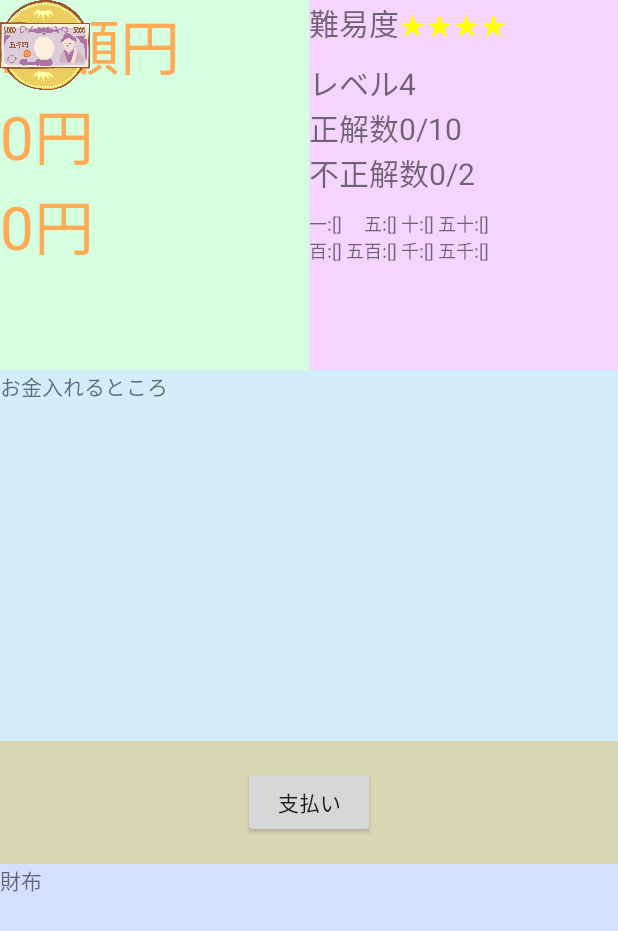
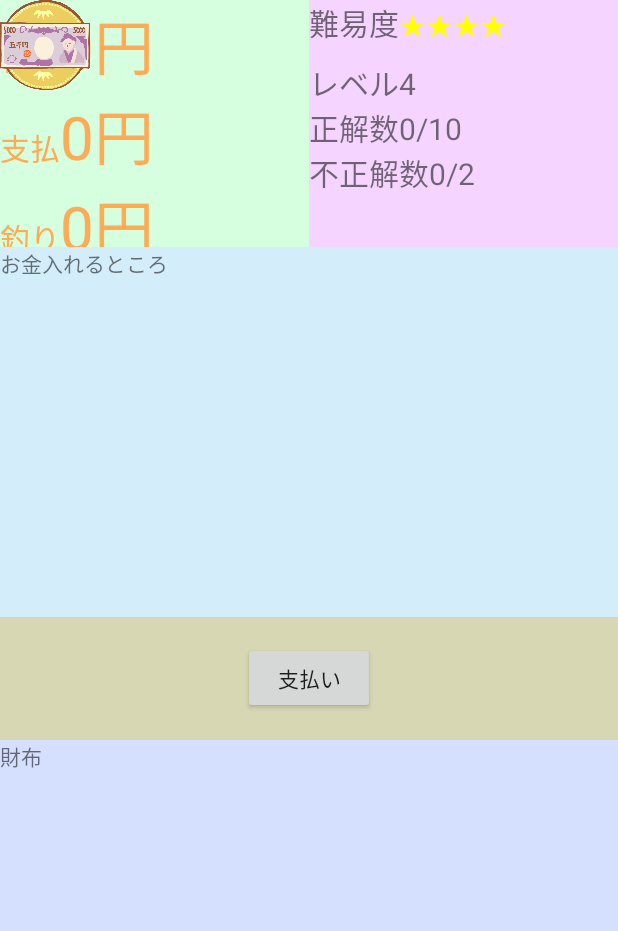
Before and after one commit to KIRIN3git/ChangeGame, an Android app: the GameActivity screen opened directly, with no data from a screen before it, on a phone screen of 412 x 824 dp. Shown: the top 931 px of the screen. Run offline under Robolectric (Android 15) with nearby library versions, the light colour scheme and no system bars; our stand-ins replace AdMob; 1 statement that could not run was skipped.

Commit message:
一通り

```diff
--- a/app/build.gradle
+++ b/app/build.gradle
@@ -26,5 +26,9 @@ dependencies {
     })
     compile 'com.android.support:appcompat-v7:26.+'
     compile 'com.android.support.constraint:constraint-layout:1.0.2'
+    compile 'com.google.firebase:firebase-ads:10.0.1'
     testCompile 'junit:junit:4.12'
 }
+
+
+apply plugin: 'com.google.gms.google-services'
--- a/app/src/main/AndroidManifest.xml
+++ b/app/src/main/AndroidManifest.xml
@@ -9,6 +9,8 @@
         android:roundIcon="@mipmap/ic_launcher_round"
         android:supportsRtl="true"
         android:theme="@style/AppTheme">
+        <meta-data android:name="com.google.android.gms.version"
+            android:value="@integer/google_play_services_version"/>
         <activity android:name=".MainActivity"
             android:theme="@style/Theme.AppCompat.Light.NoActionBar.FullScreen">>
             <intent-filter>
@@ -24,5 +26,6 @@
             android:theme="@style/Theme.AppCompat.Light.NoActionBar.FullScreen">
         </activity>
     </application>
-
+    <uses-permission android:name="android.permission.INTERNET"/>
+    <uses-permission android:name="android.permission.ACCESS_NETWORK_STATE"/>
 </manifest>
--- a/app/src/main/java/com/example/shinji/changegame/CoinMng.java
+++ b/app/src/main/java/com/example/shinji/changegame/CoinMng.java
@@ -65,9 +65,9 @@ public class CoinMng implements OnTouchListener{
 
     // 財布の中でのY座標位置（パーセント）
     // 上の段
-    static int COIN_Y_PS1 = 75;
+    static int COIN_Y_PS1 = 65;
     // 下の段
-    static int COIN_Y_PS2 = 87;
+    static int COIN_Y_PS2 = 77;
 
     // 財布の中でのX座標位置（パーセント）
     static int COIN_X_PS1 = 5;
@@ -133,13 +133,13 @@ public class CoinMng implements OnTouchListener{
 		DeleteCoins(0,ALL_POSITION);
 
 		// コインの初期作成
-		CreateCoin(1,2,WALLET_POSITION);
+		CreateCoin(1,4,WALLET_POSITION);
 		CreateCoin(5,1,WALLET_POSITION);
-		CreateCoin(10,1,WALLET_POSITION);
+		CreateCoin(10,4,WALLET_POSITION);
 		CreateCoin(50,1,WALLET_POSITION);
-		CreateCoin(100,2,WALLET_POSITION);
+		CreateCoin(100,4,WALLET_POSITION);
 		CreateCoin(500,1,WALLET_POSITION);
-		CreateCoin(1000,3,WALLET_POSITION);
+		CreateCoin(1000,2,WALLET_POSITION);
 		CreateCoin(5000,1,WALLET_POSITION);
 
 		//CreateCoin(10,4,false);
--- a/app/src/main/java/com/example/shinji/changegame/GameActivity.java
+++ b/app/src/main/java/com/example/shinji/changegame/GameActivity.java
@@ -14,6 +14,9 @@ import android.widget.ImageView;
 import android.widget.LinearLayout;
 import android.widget.TextView;
 
+import com.google.android.gms.ads.AdRequest;
+import com.google.android.gms.ads.AdView;
+
 import java.math.BigDecimal;
 import java.util.HashMap;
 import java.util.Timer;
@@ -26,6 +29,8 @@ import java.util.TimerTask;
 //https://akira-watson.com/android/property-animation.html
 
 public class GameActivity extends AppCompatActivity {
+
+    private AdView mAdView;
 
     static Context mContext;
     static Handler sHandler;
@@ -65,6 +70,8 @@ public class GameActivity extends AppCompatActivity {
 	TextView sTextSeikaiSenen;
 	TextView sTextSeikaiGosenen;
 
+    LinearLayout sLLSeikai;
+
     ImageView sImageOk;
     ImageView sImageNg;
 
@@ -95,6 +102,10 @@ public class GameActivity extends AppCompatActivity {
     protected void onCreate(Bundle savedInstanceState) {
         super.onCreate(savedInstanceState);
         setContentView(R.layout.activity_game);
+
+        mAdView = (AdView) findViewById(R.id.adView);
+        AdRequest adRequest = new AdRequest.Builder().build();
+        mAdView.loadAd(adRequest);
 
         FrameLayout r = (FrameLayout)findViewById(R.id.activity_game);
         sTextSenter = (TextView)findViewById(R.id.textCenter);
@@ -129,6 +140,8 @@ public class GameActivity extends AppCompatActivity {
 		sTextSeikaiGohyakuen = (TextView)findViewById(R.id.SeikaiGohyakuen);
 		sTextSeikaiSenen = (TextView)findViewById(R.id.SeikaiSenen);
 		sTextSeikaiGosenen = (TextView)findViewById(R.id.SeikaiGosenen);
+
+        sLLSeikai = (LinearLayout)findViewById(R.id.SeikaiInfo);
 
 		Bundle extras = getIntent().getExtras();
 		sStarNum = extras.getInt("STAR");
@@ -206,6 +219,8 @@ public class GameActivity extends AppCompatActivity {
 			Log.w( "AAAAA", "aaaawwwwwwwwwwwwwwwwwwww1 " + Integer.toString(sQuestionMng.sAnswerCoinNum.get("1")));
 			Log.w( "AAAAA", "aaaawwwwwwwwwwwwwwwwwwww2 " + Integer.toString(sQuestionMng.sAnswerCoinNum.get("500")));
 
+            sLLSeikai.setVisibility(View.VISIBLE);
+
 			sTextSeikaiIchien.setText(Integer.toString(sQuestionMng.sAnswerCoinNum.get("1")));
 			sTextSeikaiGoen.setText(Integer.toString(sQuestionMng.sAnswerCoinNum.get("5")));
 			sTextSeikaiJyuen.setText(Integer.toString(sQuestionMng.sAnswerCoinNum.get("10")));
@@ -217,6 +232,9 @@ public class GameActivity extends AppCompatActivity {
 		}
 		else{
 			Log.w( "AAAAA", "aaaawwwwwwwwwwwwwwwwwwww000 ");
+
+            sLLSeikai.setVisibility(View.GONE);
+
 			sTextSeikaiIchien.setText("");
 			sTextSeikaiGoen.setText("");
 			sTextSeikaiJyuen.setText("");
--- a/app/src/main/res/layout/activity_game.xml
+++ b/app/src/main/res/layout/activity_game.xml
@@ -19,7 +19,7 @@
         <LinearLayout
             android:layout_width="match_parent"
             android:layout_height="0dp"
-            android:layout_weight="3"
+            android:layout_weight="2"
 
             android:orientation="horizontal">
 
@@ -37,12 +37,19 @@
                     android:orientation="horizontal">
 
                     <TextView
+                        android:textSize="20sp"
+                        android:textColor="#FFAA55"
+                        android:layout_width="wrap_content"
+                        android:layout_height="wrap_content"
+                        android:text="料金" />
+
+                    <TextView
                         android:id="@+id/textAll"
                         android:textSize="40sp"
                         android:textColor="#FFAA55"
                         android:layout_width="wrap_content"
                         android:layout_height="wrap_content"
-                        android:text="金額" />
+                        android:text="0" />
 
                     <TextView
                         android:id="@+id/textView4"
@@ -59,12 +66,19 @@
                     android:orientation="horizontal">
 
                     <TextView
+                        android:textSize="20sp"
+                        android:textColor="#FFAA55"
+                        android:layout_width="wrap_content"
+                        android:layout_height="wrap_content"
+                        android:text="支払" />
+
+                    <TextView
                         android:id="@+id/textPayment"
                         android:textSize="40sp"
                         android:textColor="#FFAA55"
                         android:layout_width="wrap_content"
                         android:layout_height="wrap_content"
-                        android:text="支払" />
+                        android:text="0" />
 
                     <TextView
                         android:id="@+id/textView72"
@@ -81,12 +95,19 @@
                     android:orientation="horizontal">
 
                     <TextView
+                        android:textSize="20sp"
+                        android:textColor="#FFAA55"
+                        android:layout_width="wrap_content"
+                        android:layout_height="wrap_content"
+                        android:text="釣り" />
+
+                    <TextView
                         android:id="@+id/textChange"
                         android:textSize="40sp"
                         android:textColor="#FFAA55"
                         android:layout_width="wrap_content"
                         android:layout_height="wrap_content"
-                        android:text="釣り" />
+                        android:text="0" />
 
                     <TextView
                        android:id="@+id/textView7"
@@ -218,9 +239,20 @@
                         android:text="0" />
                 </LinearLayout>
                 <LinearLayout
+                    android:id="@+id/SeikaiInfo"
                     android:layout_width="wrap_content"
                     android:layout_height="wrap_content"
+                    android:visibility="gone"
+                    android:orientation="vertical">
+                    <TextView
+                        android:textSize="12sp"
                         android:layout_marginTop="10dp"
+                        android:layout_width="wrap_content"
+                        android:layout_height="wrap_content"
+                        android:text="正解" />
+                    <LinearLayout
+                        android:layout_width="wrap_content"
+                        android:layout_height="wrap_content"
                         android:orientation="horizontal">
                         <LinearLayout
                             android:layout_width="match_parent"
@@ -397,6 +429,7 @@
                         </LinearLayout>
                     </LinearLayout>
                 </LinearLayout>
+            </LinearLayout>
 
         </LinearLayout>
 
@@ -451,8 +484,32 @@
                 android:layout_width="wrap_content"
                 android:layout_height="wrap_content"
                 android:text="財布" />
+
+
         </LinearLayout>
 
+        <LinearLayout
+            android:layout_width="match_parent"
+            android:layout_height="0dp"
+            android:layout_weight="1"
+            android:background="#D5DFFF"
+            android:orientation="horizontal">
+
+            <RelativeLayout
+                xmlns:ads="http://schemas.android.com/apk/res-auto"
+                android:layout_width="wrap_content"
+                android:layout_height="wrap_content">
+                <com.google.android.gms.ads.AdView
+                    android:id="@+id/adView"
+                    android:layout_width="match_parent"
+                    android:layout_height="wrap_content"
+                    android:layout_centerHorizontal="true"
+                    android:layout_alignParentBottom="true"
+                    ads:adSize="BANNER"
+                    ads:adUnitId="@string/banner_ad_unit_id2">
+                </com.google.android.gms.ads.AdView>
+            </RelativeLayout>
+        </LinearLayout>
     </LinearLayout>
 
 
@@ -510,6 +567,9 @@
         android:orientation="vertical">
     </FrameLayout>
 
+
+
+
     <!-- カウント -->
     <!--
     <FrameLayout
--- a/app/src/main/res/values/strings.xml
+++ b/app/src/main/res/values/strings.xml
@@ -1,3 +1,7 @@
 <resources>
     <string name="app_name">ChangeGame</string>
+
+    <string name="banner_ad_unit_id1">ca-app-pub-1057765466901496/1117773300</string>
+    <string name="banner_ad_unit_id2">ca-app-pub-1057765466901496/9047346160</string>
+
 </resources>
--- a/build.gradle
+++ b/build.gradle
@@ -9,6 +9,7 @@ buildscript {
 
         // NOTE: Do not place your application dependencies here; they belong
         // in the individual module build.gradle files
+        classpath 'com.google.gms:google-services:3.0.0'
     }
 }
 
--- a/gradle.properties
+++ b/gradle.properties
@@ -13,8 +13,3 @@
 # http://www.gradle.org/docs/current/userguide/multi_project_builds.html#sec:decoupled_projects
 # org.gradle.parallel=true
 #Fri Sep 08 16:42:40 GMT+09:00 2017
-systemProp.https.proxyPort=3128
-systemProp.http.proxyHost=172.18.255.116
-org.gradle.jvmargs=-Xmx1536m
-systemProp.https.proxyHost=172.18.255.116
-systemProp.http.proxyPort=3128
```
Also changed, not shown: app/src/main/java/com/example/shinji/changegame/MainActivity.java (+8 -0 lines), app/src/main/res/layout/activity_main.xml (+28 -5 lines). Lines whose indentation alone changed are shown as unchanged.
